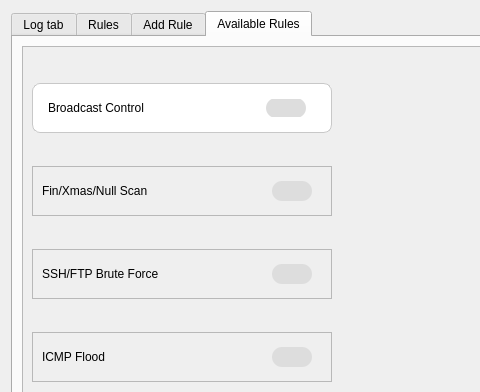
Above: frontend/main.ui from HoangGiap1804/Firewall-Application before the change; both pictures show x 0 to 480 and y 0 to 392 of the 1279 by 865 pixel window. Below: the same form after it.
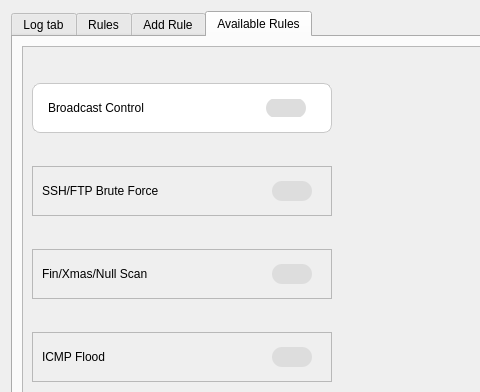
That is the form after the change.

```diff
--- a/frontend/main.ui
+++ b/frontend/main.ui
@@ -611,7 +611,7 @@
               <item>
                <widget class="QLabel" name="labelSSH_FTP">
                 <property name="text">
-                 <string>Fin/Xmas/Null Scan</string>
+                 <string>SSH/FTP Brute Force</string>
                 </property>
                </widget>
               </item>
@@ -669,7 +669,7 @@
               <item>
                <widget class="QLabel" name="labelFinXmasNullScan">
                 <property name="text">
-                 <string>SSH/FTP Brute Force</string>
+                 <string>Fin/Xmas/Null Scan</string>
                 </property>
                </widget>
               </item>
```
